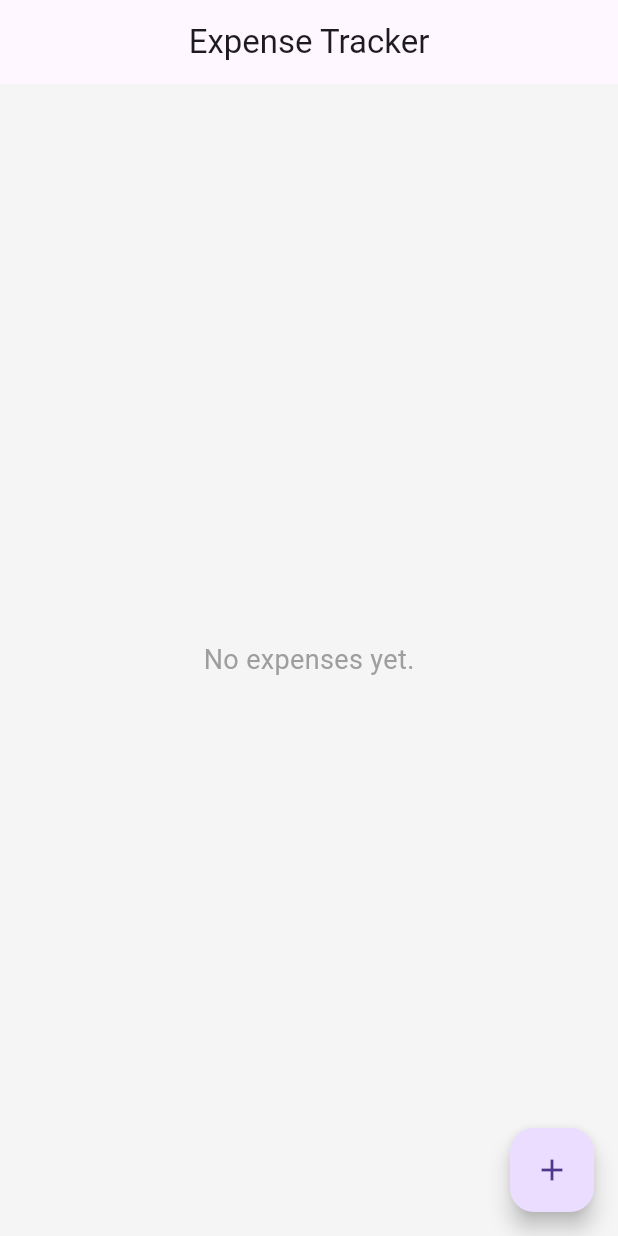
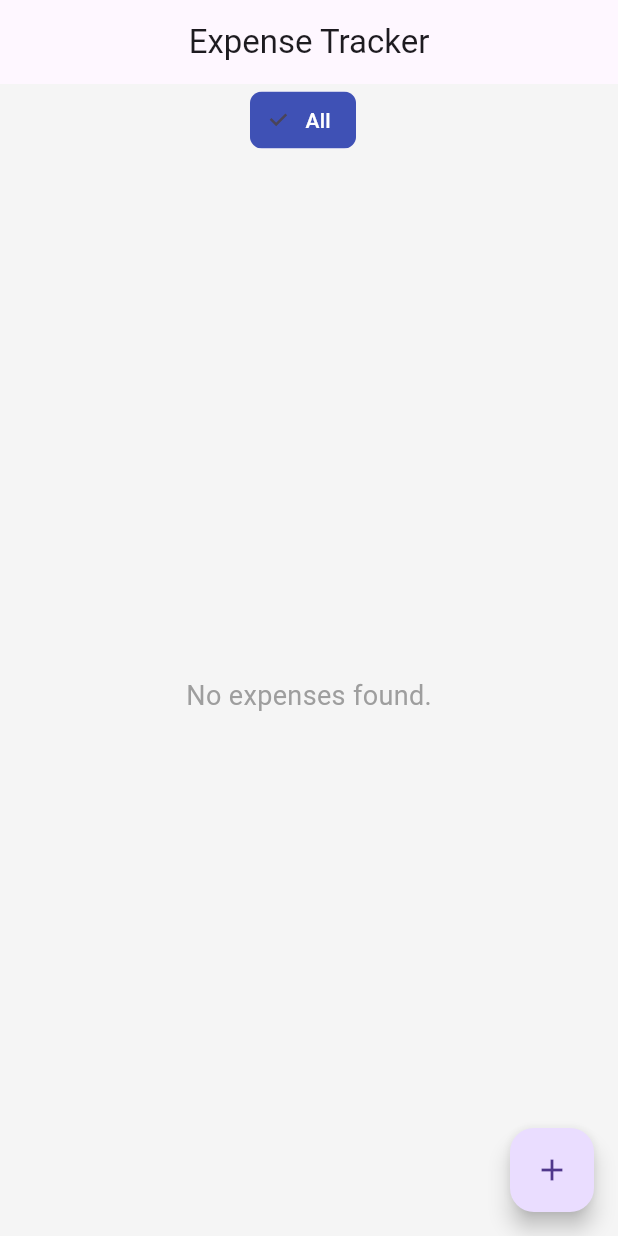
Before and after one commit to guired513/expense-tracker-app, a Flutter app: the screen it shows after launch, on a phone screen of 412 x 824 dp. Run offline on Flutter 3.47's test engine with Material 3 defaults, Android fonts, the phone set to English and light mode, and no system bars; our stand-ins replace hive; accounts and stored records are empty; generated files the repository leaves out were written again.

Commit message:
Add support for Hive and Path Provider, update Podfiles, and implement expense filtering in HomeScreen

```diff
--- a/lib/models/expense.dart
+++ b/lib/models/expense.dart
@@ -1,7 +1,19 @@
+import 'package:hive/hive.dart';
+
+part 'expense.g.dart';
+
+@HiveType(typeId: 0)
 class Expense {
+  @HiveField(0)
   final double amount;
+
+  @HiveField(1)
   final String category;
+
+  @HiveField(2)
   final String description;
+
+  @HiveField(3)
   final DateTime date;
 
   Expense({
--- a/lib/screens/home_screen.dart
+++ b/lib/screens/home_screen.dart
@@ -17,6 +17,10 @@ class _HomeScreenState extends State<HomeScreen> {
 
   List<String> get _allCategories {
     return ['All', ..._expenses.map((e) => e.category).toSet()];
+  }
+  List<Expense> get _filteredExpenses {
+    if (_selectedCategory == 'All') return _expenses;
+    return _expenses.where((e) => e.category == _selectedCategory).toList();
   }
 
   void _openAddExpenseSheet() async {
@@ -56,17 +60,18 @@ class _HomeScreenState extends State<HomeScreen> {
       body: Column(
         children: [
           _buildSummaryCards(),
+          _buildFilterChips(),
           Expanded(
-            child: _expenses.isEmpty
+            child: _filteredExpenses.isEmpty
                 ? Center(
                     child: Text(
-                      'No expenses yet.',
+                      'No expenses found.',
                       style: TextStyle(fontSize: 18, color: Colors.grey),
                     ),
                   )
                 : ListView.builder(
-                    itemCount: _expenses.length,
-                    itemBuilder: (ctx, i) => ExpenseTile(expense: _expenses[i]),
+                    itemCount: _filteredExpenses.length,
+                    itemBuilder: (ctx, i) => ExpenseTile(expense: _filteredExpenses[i]),
                   ),
           ),
         ],
--- a/pubspec.yaml
+++ b/pubspec.yaml
@@ -31,6 +31,9 @@ dependencies:
   flutter:
     sdk: flutter
   intl: ^0.18.1
+  hive: ^2.2.3
+  hive_flutter: ^1.1.0
+  path_provider: ^2.0.15
   # The following adds the Cupertino Icons font to your application.
   # Use with the CupertinoIcons class for iOS style icons.
   cupertino_icons: ^1.0.8
@@ -38,7 +41,8 @@ dependencies:
 dev_dependencies:
   flutter_test:
     sdk: flutter
-
+  hive_generator: ^2.0.1
+  build_runner: ^2.4.6
   # The "flutter_lints" package below contains a set of recommended lints to
   # encourage good coding practices. The lint set provided by the package is
   # activated in the `analysis_options.yaml` file located at the root of your
```
Also changed, not shown: pubspec.lock, 7 other files.
